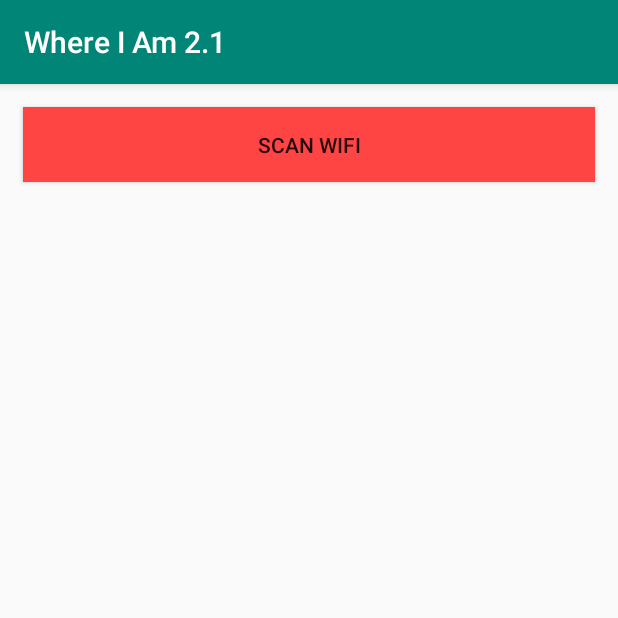
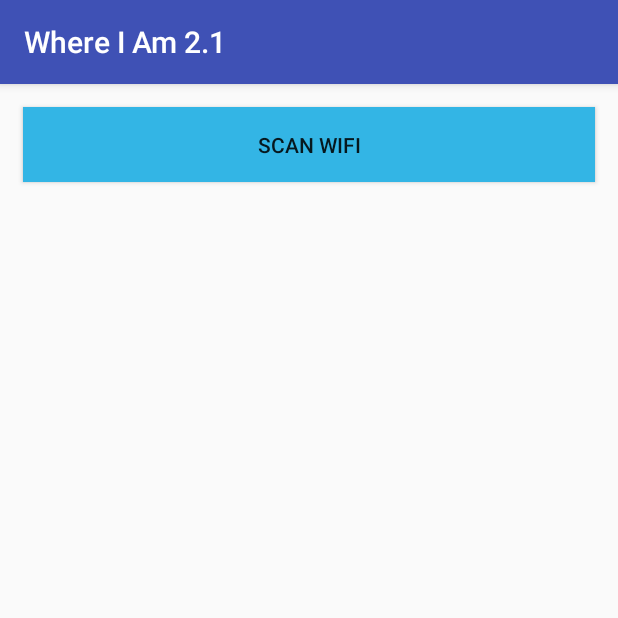
Before and after one commit to Peterfilho/Wireless-Scanner, an Android app: the screen it shows after launch (MainActivity), after a tap on "SCAN WIFI", on a phone screen of 412 x 824 dp, the top half of it. Run offline under Robolectric (Android 15) with nearby library versions, the phone set to English and light mode, and no system bars; 2 statements that could not run were skipped.

Commit message:
first commit

```diff
--- a/app/build.gradle
+++ b/app/build.gradle
@@ -1,11 +1,11 @@
 apply plugin: 'com.android.application'
 
 android {
-    compileSdkVersion 28
+    compileSdkVersion 26
     defaultConfig {
         applicationId "com.example.peterson.whereiam21"
         minSdkVersion 15
-        targetSdkVersion 28
+        targetSdkVersion 26
         versionCode 1
         versionName "1.0"
         testInstrumentationRunner "android.support.test.runner.AndroidJUnitRunner"
@@ -20,7 +20,7 @@ android {
 
 dependencies {
     implementation fileTree(dir: 'libs', include: ['*.jar'])
-    implementation 'com.android.support:appcompat-v7:28.0.0'
+    implementation 'com.android.support:appcompat-v7:26.0.0'
     implementation 'com.android.support.constraint:constraint-layout:1.1.3'
     testImplementation 'junit:junit:4.12'
     androidTestImplementation 'com.android.support.test:runner:1.0.2'
--- a/app/src/main/java/com/example/peterson/whereiam21/MainActivity.java
+++ b/app/src/main/java/com/example/peterson/whereiam21/MainActivity.java
@@ -5,6 +5,7 @@ import android.content.Context;
 import android.content.Intent;
 import android.content.IntentFilter;
 import android.net.wifi.ScanResult;
+import android.net.wifi.WifiInfo;
 import android.net.wifi.WifiManager;
 import android.os.Build;
 import android.support.v7.app.AppCompatActivity;
@@ -28,7 +29,7 @@ public class MainActivity extends AppCompatActivity {
     private List<ScanResult> results;
     private ArrayList<String> arraylist = new ArrayList<>();
     private ArrayAdapter adapter;
-   private BroadcastReceiver wifiReceiver;
+    private BroadcastReceiver wifiReceiver;
 
     @Override
     protected void onCreate(Bundle savedInstanceState) {
@@ -53,35 +54,31 @@ public class MainActivity extends AppCompatActivity {
 
         adapter = new ArrayAdapter<>(this, android.R.layout.simple_list_item_1, arraylist);
         listView.setAdapter(adapter);
-
-
-
-
-        scanWifi();
-
     }
 
     private void scanWifi () {
         arraylist.clear();
         registerReceiver(wifiReceiver, new IntentFilter(WifiManager.SCAN_RESULTS_AVAILABLE_ACTION));
 
-            wifiManager.startScan();
+        wifiManager.startScan();
 
-        Toast.makeText(this, "Procurando redes WiFi ..", Toast.LENGTH_SHORT).show();
+        Toast.makeText(this, "Procurando redes wireless ..", Toast.LENGTH_SHORT).show();
         results = wifiManager.getScanResults();
+
+        WifiInfo wifiInfo = wifiManager.getConnectionInfo();
 
         for (ScanResult scanResult : results) {
 
-            Log.d("Teste", scanResult.SSID);
             arraylist.add(
                                 scanResult.SSID +
                     "dBm:  " + scanResult.level +
                     "MAC: " + scanResult.BSSID +
                     "Chave: " + scanResult.capabilities);
             adapter.notifyDataSetChanged();
+
+            Log.d("SSID", wifiInfo.getSSID());
+            Log.d("dBm", String.valueOf(wifiInfo.getRssi()));
+            Log.d("MAC", wifiInfo.getMacAddress());
         }
-
     }
-
-
 }
--- a/app/src/main/res/layout/activity_main.xml
+++ b/app/src/main/res/layout/activity_main.xml
@@ -7,20 +7,19 @@
     android:orientation="vertical"
     tools:context=".MainActivity">
 
+    <Button
+        android:id="@+id/scanBtn"
+        android:layout_width="match_parent"
+        android:layout_height="50dp"
+        android:layout_gravity="bottom"
+        android:layout_margin="15dp"
+        android:background="@android:color/holo_blue_light"
+        android:text="Scan Wifi" />
+
     <ListView
         android:id="@+id/wifiList"
         android:layout_width="match_parent"
         android:layout_height="wrap_content" />
 
 
-    <Button
-        android:id="@+id/scanBtn"
-        android:layout_width="match_parent"
-        android:layout_height="50dp"
-        android:layout_gravity="bottom"
-        android:layout_margin="15dp"
-        android:background="@android:color/holo_red_light"
-        android:text="Scan Wifi"/>
-
-
 </LinearLayout>
--- a/app/src/main/res/values/colors.xml
+++ b/app/src/main/res/values/colors.xml
@@ -1,6 +1,6 @@
 <?xml version="1.0" encoding="utf-8"?>
 <resources>
-    <color name="colorPrimary">#008577</color>
-    <color name="colorPrimaryDark">#00574B</color>
-    <color name="colorAccent">#D81B60</color>
+    <color name="colorPrimary">#3F51B5</color>
+    <color name="colorPrimaryDark">#03A9F4</color>
+    <color name="colorAccent">#FF5722</color>
 </resources>
--- a/build.gradle
+++ b/build.gradle
@@ -7,7 +7,7 @@ buildscript {
         jcenter()
     }
     dependencies {
-        classpath 'com.android.tools.build:gradle:3.2.0'
+        classpath 'com.android.tools.build:gradle:3.2.1'
 
 
         // NOTE: Do not place your application dependencies here; they belong
```
